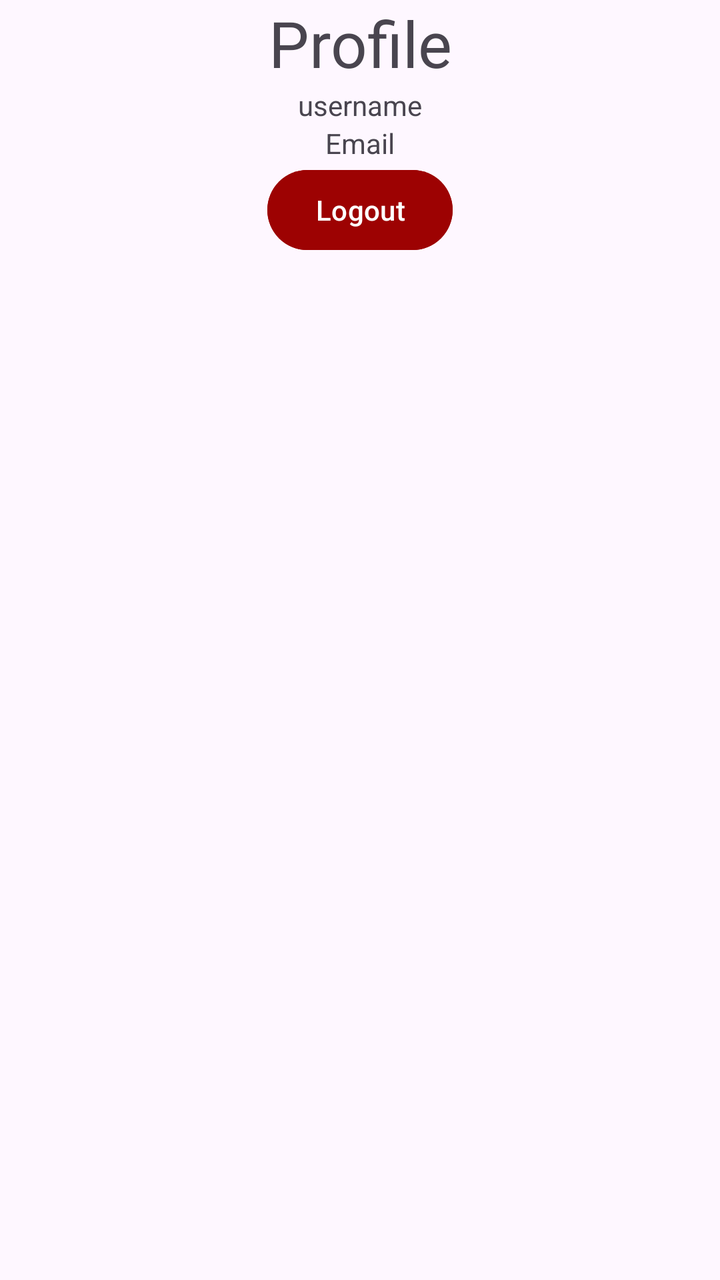
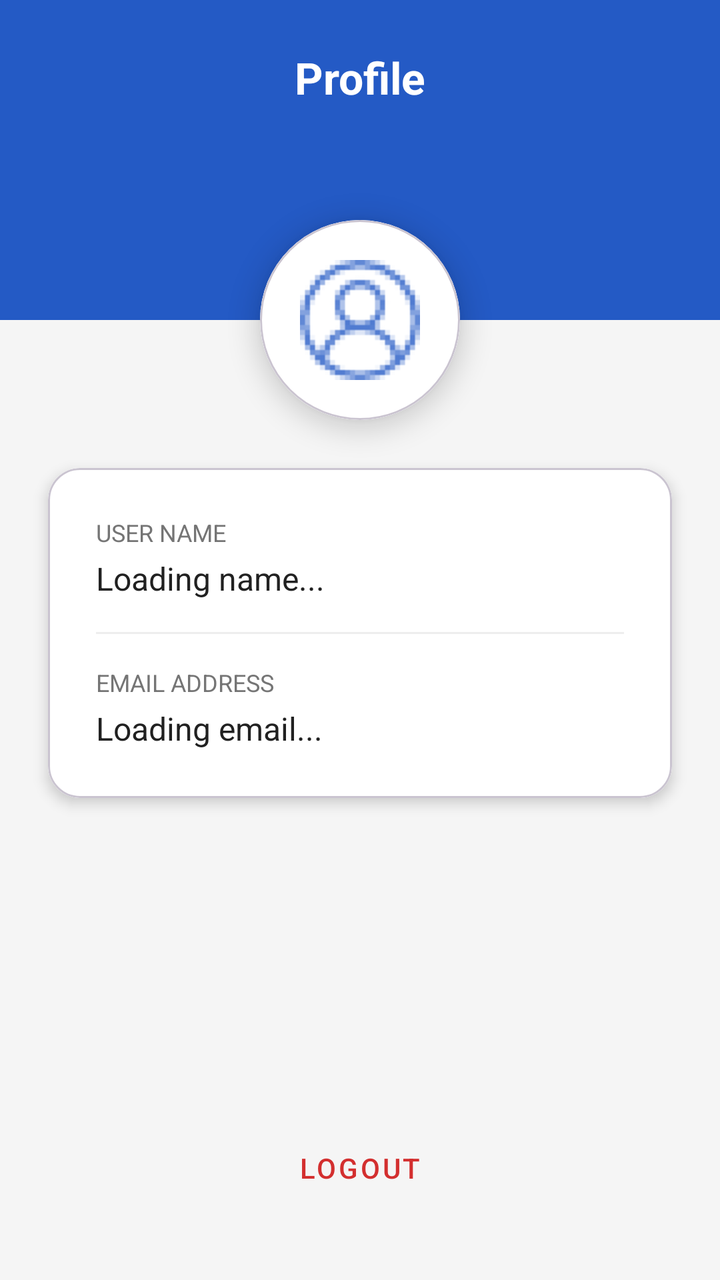

The first picture is an Android layout as it rendered before a commit; the second is the same layout after the commit. The layout source and the unified diff follow.
<!-- AndroidManifest.xml: application theme Theme.ProbbyApp -->
<!-- res/layout/fragment_profile.xml -->
<?xml version="1.0" encoding="utf-8"?>
<FrameLayout xmlns:android="http://schemas.android.com/apk/res/android"
    xmlns:tools="http://schemas.android.com/tools"
    android:layout_width="match_parent"
    android:layout_height="match_parent"
    xmlns:app="http://schemas.android.com/apk/res-auto"
    tools:context=".views.ProfileFragment">

    <LinearLayout
        android:layout_width="match_parent"
        android:layout_height="match_parent"
        android:orientation="vertical">

        <TextView
            android:id="@+id/profile"
            android:layout_width="match_parent"
            android:layout_height="wrap_content"
            android:gravity="center_horizontal"
            android:textSize="32sp"
            android:text="@string/profile" />

        <TextView
            android:id="@+id/username"
            android:layout_width="match_parent"
            android:layout_height="wrap_content"
            android:text="@string/username"
            android:gravity="center"
            app:layout_constraintStart_toStartOf="@id/profile"
            >
        </TextView>

        <TextView
            android:id="@+id/email"
            android:layout_width="match_parent"
            android:layout_height="wrap_content"
            android:text="@string/email"
            android:gravity="center"

            />
        <Button
            android:id="@+id/logoutBtn"
            android:layout_width="wrap_content"
            android:layout_height="wrap_content"
            app:layout_constraintStart_toStartOf="@id/username"
            android:text="@string/logout"
            android:layout_gravity="center"
            android:backgroundTint="@color/remove_btn_select"
            >

        </Button>

    </LinearLayout>


</FrameLayout>
<!-- resources referenced by this layout -->
<resources>
  <string name="email">Email</string>
  <string name="logout">Logout</string>
  <string name="profile">Profile</string>
  <string name="username">username</string>
  <style name="Theme.ProbbyApp" parent="Theme.MaterialComponents.DayNight.DarkActionBar">
          
          <item name="colorPrimary">#245AC5</item>
          <item name="colorPrimaryVariant">#373738</item>
          <item name="colorOnPrimary">@color/white</item>
          
          <item name="colorSecondary">#454242</item>
          <item name="colorSecondaryVariant">@color/teal_700</item>
          <item name="colorOnSecondary">@color/black</item>
          
          <item name="android:statusBarColor">#245AC5</item>
          
      </style>
  <color name="white">#FFFFFFFF</color>
  <color name="teal_700">#FF018786</color>
  <color name="black">#FF000000</color>
</resources>

<!-- the commit's change to res/layout/fragment_profile.xml (unified diff, before → after) -->
@@ -1,55 +1,130 @@
 <?xml version="1.0" encoding="utf-8"?>
-<FrameLayout xmlns:android="http://schemas.android.com/apk/res/android"
+<androidx.constraintlayout.widget.ConstraintLayout
+    xmlns:android="http://schemas.android.com/apk/res/android"
+    xmlns:app="http://schemas.android.com/apk/res-auto"
     xmlns:tools="http://schemas.android.com/tools"
     android:layout_width="match_parent"
     android:layout_height="match_parent"
-    xmlns:app="http://schemas.android.com/apk/res-auto"
+    android:background="#F5F5F5"
     tools:context=".views.ProfileFragment">
 
-    <LinearLayout
+    
+    <View
+        android:id="@+id/headerBackground"
         android:layout_width="match_parent"
-        android:layout_height="match_parent"
-        android:orientation="vertical">
+        android:layout_height="160dp"
+        android:background="?attr/colorPrimary"
+        app:layout_constraintTop_toTopOf="parent" />
 
-        <TextView
-            android:id="@+id/profile"
+    
+    <TextView
+        android:id="@+id/tvProfileTitle"
+        android:layout_width="wrap_content"
+        android:layout_height="wrap_content"
+        android:layout_marginTop="24dp"
+        android:text="@string/profile"
+        android:textColor="@color/white"
+        android:textSize="22sp"
+        android:textStyle="bold"
+        app:layout_constraintEnd_toEndOf="parent"
+        app:layout_constraintStart_toStartOf="parent"
+        app:layout_constraintTop_toTopOf="parent" />
+
+    
+    <com.google.android.material.card.MaterialCardView
+        android:id="@+id/profileImageCard"
+        android:layout_width="100dp"
+        android:layout_height="100dp"
+        app:cardCornerRadius="50dp"
+        app:cardElevation="8dp"
+        app:layout_constraintBottom_toBottomOf="@+id/headerBackground"
+        app:layout_constraintEnd_toEndOf="parent"
+        app:layout_constraintStart_toStartOf="parent"
+        app:layout_constraintTop_toBottomOf="@+id/headerBackground">
+
+        <ImageView
+            android:layout_width="match_parent"
+            android:layout_height="match_parent"
+            android:padding="20dp"
+            android:src="@drawable/ic_profile"
+            app:tint="?attr/colorPrimary"
+            android:background="@color/cardview_light_background"/>
+    </com.google.android.material.card.MaterialCardView>
+
+    
+    <com.google.android.material.card.MaterialCardView
+        android:id="@+id/infoCard"
+        android:layout_width="0dp"
+        android:layout_height="wrap_content"
+        android:layout_margin="24dp"
+        app:cardCornerRadius="16dp"
+        app:cardElevation="4dp"
+        app:layout_constraintEnd_toEndOf="parent"
+        app:layout_constraintStart_toStartOf="parent"
+        app:layout_constraintTop_toBottomOf="@id/profileImageCard">
+
+        <LinearLayout
             android:layout_width="match_parent"
             android:layout_height="wrap_content"
-            android:gravity="center_horizontal"
-            android:textSize="32sp"
-            android:text="@string/profile" />
+            android:orientation="vertical"
+            android:padding="24dp"
+            android:background="@color/cardview_light_background">
 
-        <TextView
-            android:id="@+id/username"
-            android:layout_width="match_parent"
-            android:layout_height="wrap_content"
-            android:text="@string/username"
-            android:gravity="center"
-            app:layout_constraintStart_toStartOf="@id/profile"
-            >
-        </TextView>
+            <TextView
+                android:layout_width="wrap_content"
+                android:layout_height="wrap_content"
+                android:text="@string/user_name"
+                android:textColor="#757575"
+                android:textSize="12sp"
+                android:textAllCaps="true" />
 
-        <TextView
-            android:id="@+id/email"
-            android:layout_width="match_parent"
-            android:layout_height="wrap_content"
-            android:text="@string/email"
-            android:gravity="center"
+            <TextView
+                android:id="@+id/username"
+                android:layout_width="match_parent"
+                android:layout_height="wrap_content"
+                android:layout_marginTop="4dp"
+                android:text="@string/loading_name"
+                android:textColor="#212121"
+                android:textSize="16sp"
+              />
 
-            />
-        <Button
-            android:id="@+id/logoutBtn"
-            android:layout_width="wrap_content"
-            android:layout_height="wrap_content"
-            app:layout_constraintStart_toStartOf="@id/username"
-            android:text="@string/logout"
-            android:layout_gravity="center"
-            android:backgroundTint="@color/remove_btn_select"
-            >
+            <View
+                android:layout_width="match_parent"
+                android:layout_height="1dp"
+                android:layout_marginVertical="16dp"
+                android:background="#EEEEEE" />
 
-        </Button>
+            <TextView
+                android:layout_width="wrap_content"
+                android:layout_height="wrap_content"
+                android:text="@string/email_address"
+                android:textColor="#757575"
+                android:textSize="12sp"
+                android:textAllCaps="true" />
 
-    </LinearLayout>
+            <TextView
+                android:id="@+id/email"
+                android:layout_width="match_parent"
+                android:layout_height="wrap_content"
+                android:layout_marginTop="4dp"
+                android:text="Loading email..."
+                android:textColor="#212121"
+                android:textSize="16sp" />
 
+        </LinearLayout>
+    </com.google.android.material.card.MaterialCardView>
 
-</FrameLayout>
+    
+    <com.google.android.material.button.MaterialButton
+        android:id="@+id/logoutBtn"
+        style="@style/Widget.MaterialComponents.Button.TextButton"
+        android:layout_width="wrap_content"
+        android:layout_height="wrap_content"
+        android:layout_marginBottom="32dp"
+        android:text="@string/logout"
+        android:textColor="#D32F2F"
+        app:layout_constraintBottom_toBottomOf="parent"
+        app:layout_constraintEnd_toEndOf="parent"
+        app:layout_constraintStart_toStartOf="parent" />
+
+</androidx.constraintlayout.widget.ConstraintLayout>
<!-- resource entries referenced after the edit -->
@@ -1,9 +1,8 @@
 <!-- resources referenced by this layout -->
 <resources>
-  <string name="email">Email</string>
   <string name="logout">Logout</string>
   <string name="profile">Profile</string>
-  <string name="username">username</string>
+  <string name="user_name">User Name</string>
   <style name="Theme.ProbbyApp" parent="Theme.MaterialComponents.DayNight.DarkActionBar">
           
           <item name="colorPrimary">#245AC5</item>
@@ -18,6 +17,9 @@
           
       </style>
   <color name="white">#FFFFFFFF</color>
+  <!-- drawable ic_profile: png bitmap (drawable-hdpi, 1297 bytes) -->
+  <string name="email_address">Email Address</string>
+  <string name="loading_name">Loading name...</string>
   <color name="teal_700">#FF018786</color>
   <color name="black">#FF000000</color>
 </resources>
